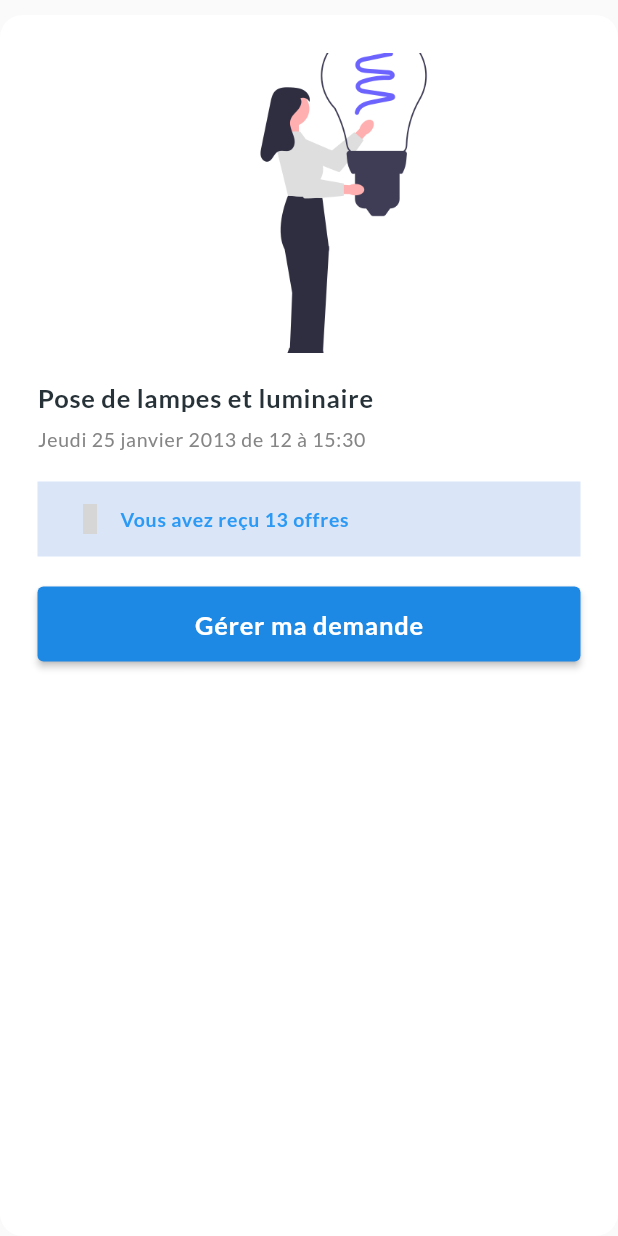
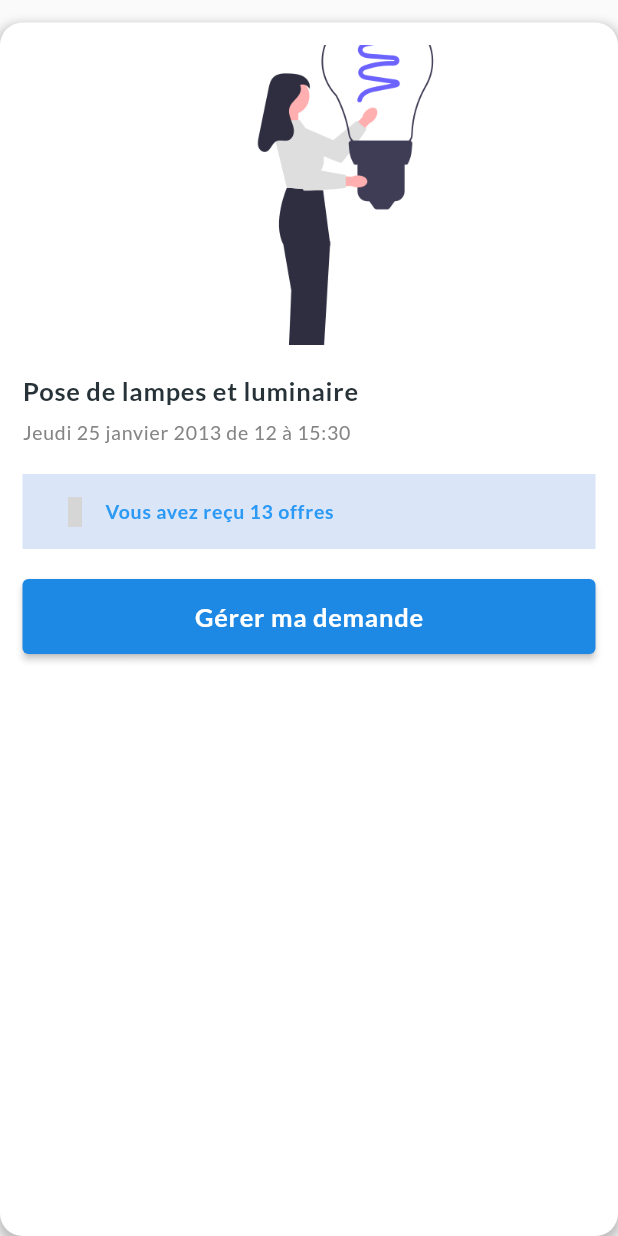
Before and after one commit to gloirebeniche/oppuss, a Flutter app: the CardOfferView widget shown alone on an empty page, opened directly, on a phone screen of 412 x 824 dp. Run offline on Flutter 3.47's test engine with Material 2 defaults, Android fonts, the phone set to English and light mode, and no system bars; our stand-ins replace eva_icons_flutter, flutter_svg, go_router, google_fonts, hexcolor, pinput and 2 more; accounts and stored records are empty; network calls fail; grey boxes are pictures that could not be loaded.

Commit message:
Correction des beug

```diff
--- a/lib/main.dart
+++ b/lib/main.dart
@@ -88,7 +88,7 @@
         ]
       ),
       GoRoute(path: "/welcome", builder: (context, state) => const WelcomeAuth()),
-      GoRoute(path: "/loading_screen", builder: (context, state) => LoadingScreen())
+      GoRoute(path: "/loading_screen", builder: (context, state) => const LoadingScreen())
     ],
   );
 }
--- a/lib/widget/particular/card_view.dart
+++ b/lib/widget/particular/card_view.dart
@@ -16,13 +16,21 @@
   @override
   Widget build(BuildContext context) {
     return Container(
-      margin: const EdgeInsets.only(top: 10),
+      margin: const EdgeInsets.only(top: 15),
       decoration: const BoxDecoration(
         borderRadius: BorderRadius.all(Radius.circular(15)),
         color: white,
+        boxShadow: [
+          BoxShadow(
+            blurRadius: 5,
+            spreadRadius: 2,
+            color: grey,
+            offset: Offset(0, 3)
+          )
+        ]
       ),
       child: Padding(
-        padding: const EdgeInsets.all(25),
+        padding: const EdgeInsets.all(15),
         child: Column(
           crossAxisAlignment: CrossAxisAlignment.start,
           children: [
```
Also changed, not shown: lib/api/api.dart (+8 -7 lines), lib/views/particulars/demande.dart (+4 -3 lines), lib/views/particulars/home_page.dart (+3 -31 lines), lib/views/welcome_screen.dart (+18 -13 lines).
